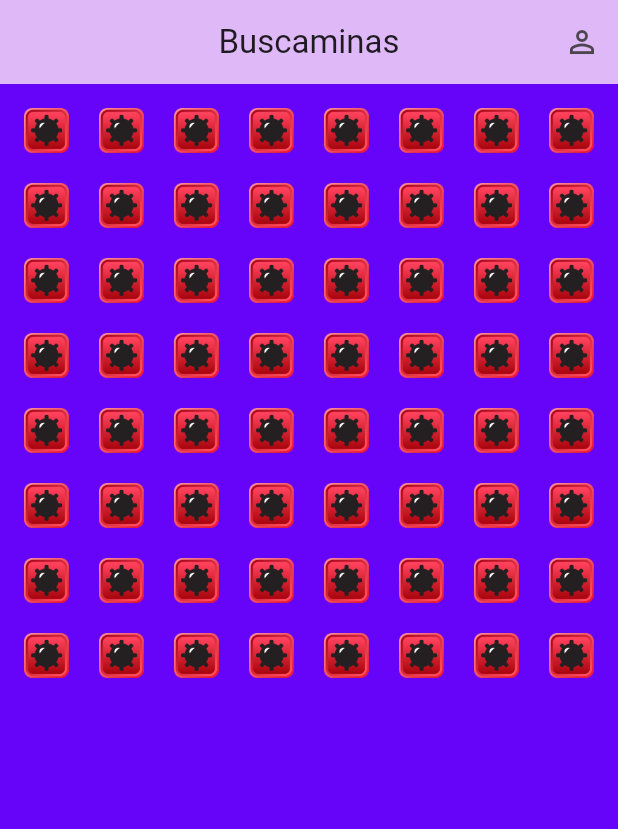
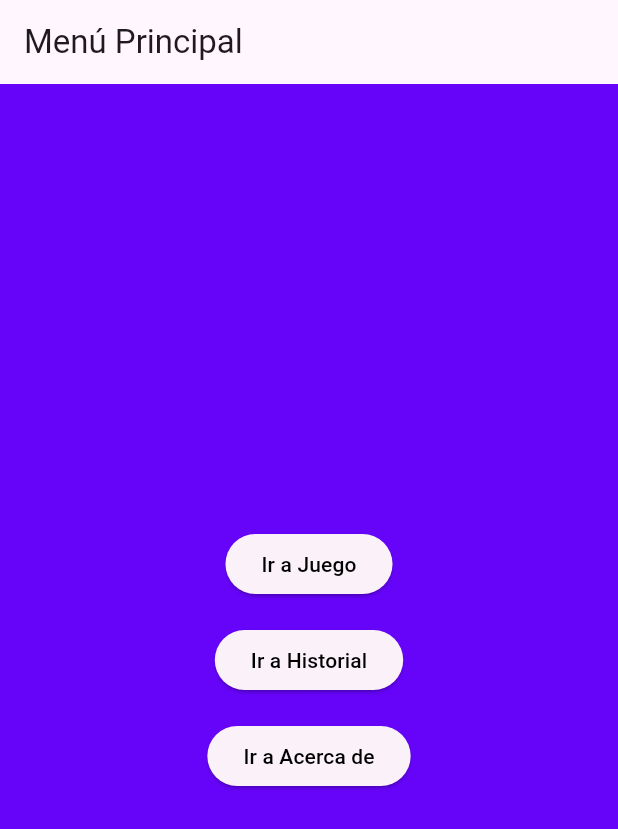
Before and after one commit to Lord-Aitel/3479A321_2022479051, a Flutter app: the screen it shows after launch, on a phone screen of 412 x 824 dp. Shown: the top 829 px of the screen. Run offline on Flutter 3.47's test engine with Material 3 defaults, Android fonts, the phone set to English and light mode, and no system bars; our stand-ins replace logger.

Commit message:
punto 5 item 1 validacion completa de las nuevas pantallas y el menu

```diff
--- a/lib/main.dart
+++ b/lib/main.dart
@@ -1,6 +1,9 @@
 import 'package:flutter/material.dart';
 import 'package:logger/logger.dart';
 import 'ui/screens/minesweeper_screen.dart';
+import 'ui/screens/history_screen.dart';
+import 'about.dart';
+import 'ui/screens/menu_screen.dart';
 
 var logger = Logger();
 
@@ -33,7 +36,14 @@
       ),
       useMaterial3: true,
       ),
-      home: const MinesweeperScreen(), // Apuntamos a nuestra nueva pantalla
+        initialRoute: '/menu',
+        routes: {
+          '/menu': (context) => const MenuScreen(),
+          '/game': (context) => const MinesweeperScreen(),
+          '/history': (context) => const HistoryScreen(),
+          '/about': (context) => const AboutScreen(),
+        },
+      //home: const MinesweeperScreen(), // Apuntamos a nuestra nueva pantalla
       );
   }
 }
--- /dev/null
+++ b/lib/ui/screens/menu_screen.dart
@@ -0,0 +1,33 @@
+import 'package:flutter/material.dart';
+
+class MenuScreen extends StatelessWidget {
+  const MenuScreen({super.key});
+
+  @override
+  Widget build(BuildContext context) {
+    return Scaffold(
+      appBar: AppBar(title: const Text('Menú Principal')),
+      body: Center(
+        child: Column(
+          mainAxisAlignment: MainAxisAlignment.center,
+          children: [
+            ElevatedButton(
+              onPressed: () => Navigator.pushNamed(context, '/game'),
+              child: const Text('Ir a Juego'),
+            ),
+            const SizedBox(height: 16),
+            ElevatedButton(
+              onPressed: () => Navigator.pushNamed(context, '/history'),
+              child: const Text('Ir a Historial'),
+            ),
+            const SizedBox(height: 16),
+            ElevatedButton(
+              onPressed: () => Navigator.pushNamed(context, '/about'),
+              child: const Text('Ir a Acerca de'),
+            ),
+          ],
+        ),
+      ),
+    );
+  }
+}
```
Also changed, not shown: lib/ui/screens/history_screen.dart (added, +13 -0 lines).
